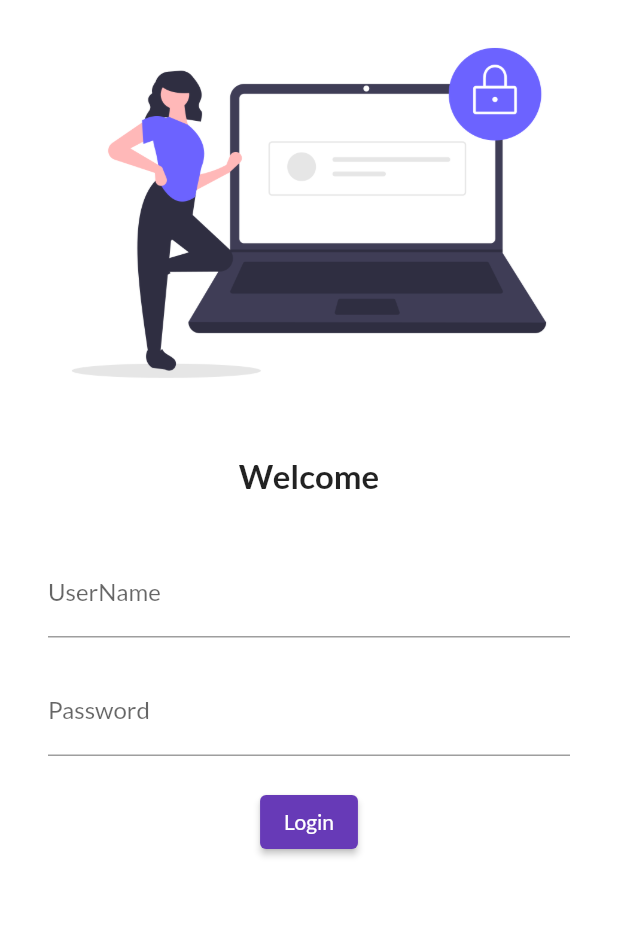
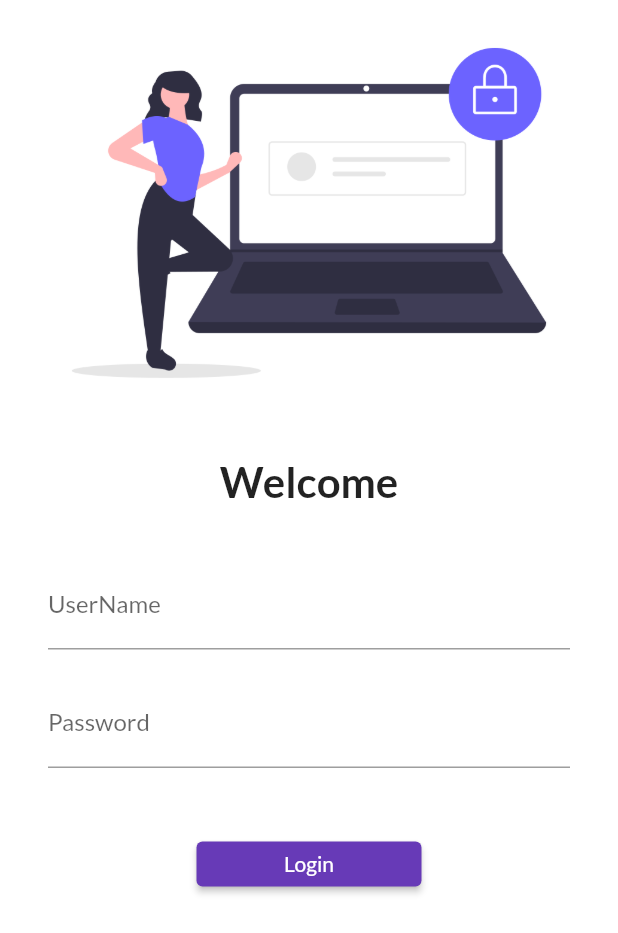
Before and after one commit to masud-ahmed-alt/Catalog-App-Tutorial, a Flutter app: the screen it shows after launch, on a phone screen of 412 x 824 dp. Shown: the top 933 px of the screen. Run offline on Flutter 3.47's test engine with Material 2 defaults, Android fonts, the phone set to English and light mode, and no system bars; our stand-ins replace google_fonts.

Commit message:
Day5 completed

```diff
--- a/lib/main.dart
+++ b/lib/main.dart
@@ -1,6 +1,7 @@
 import 'package:flutter/material.dart';
 import 'package:flutter_catelog/pages/home_page.dart';
 import 'package:flutter_catelog/pages/login_page.dart';
+import 'package:flutter_catelog/utils/routes.dart';
 import 'package:google_fonts/google_fonts.dart';
 
 void main() {
@@ -17,12 +18,13 @@ class MyApp extends StatelessWidget {
         primarySwatch: Colors.deepPurple,
         fontFamily: GoogleFonts.lato().fontFamily,
       ),
+      debugShowCheckedModeBanner: false,
       darkTheme: ThemeData(brightness: Brightness.dark),
       initialRoute: "/login",
       routes: {
         "/": (context) => LoginPage(),
-        "/home": (context) => HomePage(),
-        "/login": (context) => LoginPage()
+        MyRoutes.homeRoute: (context) => HomePage(),
+        MyRoutes.loginRoute: (context) => LoginPage()
       },
     );
   }
--- a/lib/pages/login_page.dart
+++ b/lib/pages/login_page.dart
@@ -1,10 +1,12 @@
 import 'package:flutter/material.dart';
+import 'package:flutter_catelog/utils/routes.dart';
 
 class LoginPage extends StatelessWidget {
   @override
   Widget build(BuildContext context) {
     return Material(
         color: Colors.white,
+        child: SingleChildScrollView(
           child: Column(
             children: [
               Image.asset(
@@ -17,7 +19,7 @@ class LoginPage extends StatelessWidget {
               Text(
                 "Welcome",
                 style: TextStyle(
-                fontSize: 22,
+                  fontSize: 28,
                   fontWeight: FontWeight.bold,
                 ),
               ),
@@ -25,13 +27,12 @@ class LoginPage extends StatelessWidget {
                 height: 20.0,
               ),
               Padding(
-              padding:
-                  const EdgeInsets.symmetric(vertical: 16.0, horizontal: 32.0),
+                padding: const EdgeInsets.symmetric(
+                    vertical: 16.0, horizontal: 32.0),
                 child: Column(
                   children: [
                     TextFormField(
                       decoration: InputDecoration(
-                      hintText: "Enter UserName",
                         labelText: "UserName",
                       ),
                     ),
@@ -41,24 +42,24 @@ class LoginPage extends StatelessWidget {
                     TextFormField(
                       obscureText: true,
                       decoration: InputDecoration(
-                      hintText: "Enter Password",
                         labelText: "Password",
                       ),
                     ),
                     SizedBox(
-                    height: 20.0,
+                      height: 40.0,
                     ),
                     ElevatedButton(
                       onPressed: () {
-                      print("Hi Masud");
+                        Navigator.pushNamed(context, MyRoutes.homeRoute);
                       },
-                    style: TextButton.styleFrom(),
+                      style: TextButton.styleFrom(minimumSize: Size(150, 30)),
                       child: Text("Login"),
                     )
                   ],
                 ),
               )
             ],
+          ),
         ));
   }
 }
--- /dev/null
+++ b/lib/utils/routes.dart
@@ -0,0 +1,5 @@
+class MyRoutes {
+  static String loginRoute = "/login";
+    static String homeRoute = "/home";
+
+}
```
Lines whose indentation alone changed are shown as unchanged.
